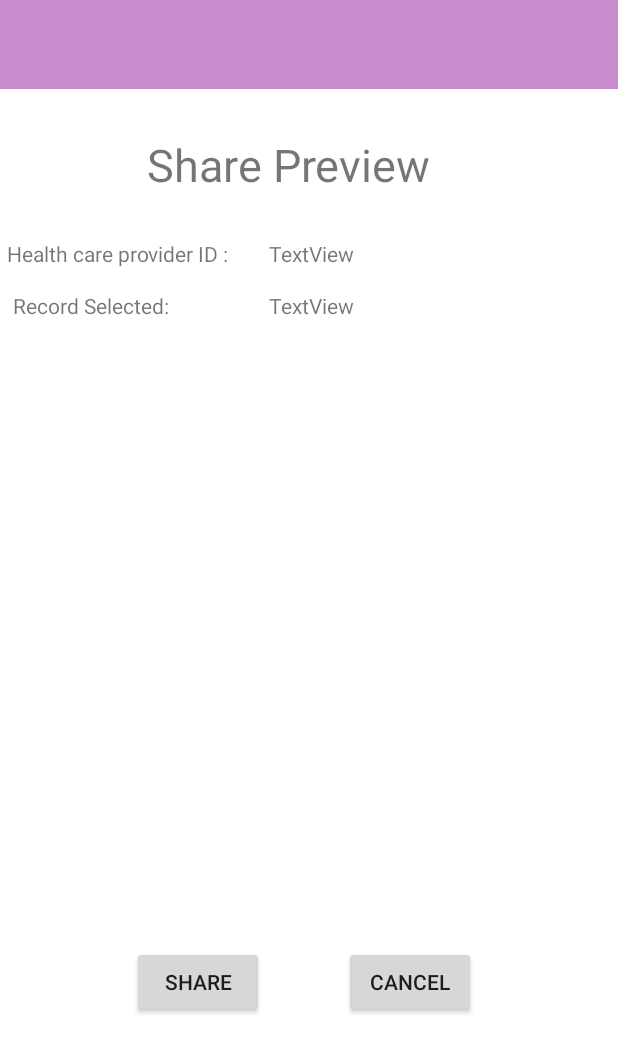
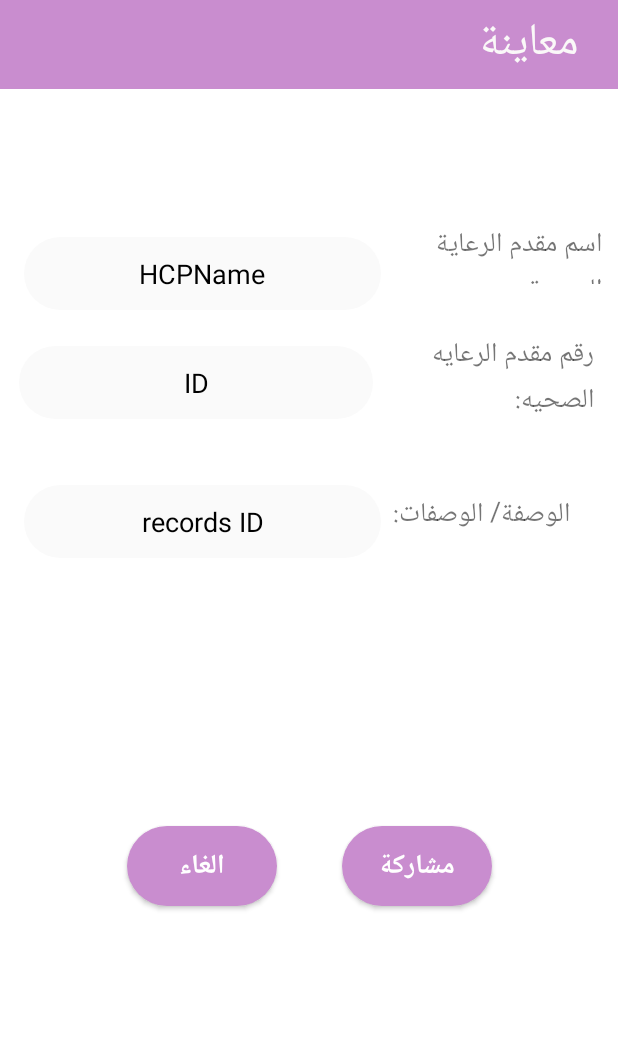
Before and after one commit to noufalmedlej/MyHealthBuddy, an Android app: the layout activity_share_record.xml on its own in the app's theme, with its tools: preview values and no code run, on a phone screen of 412 x 824 dp. Shown: the top 1053 px of the screen. Run offline under Robolectric (Android 15) with nearby library versions, the phone set to English and light mode, and no system bars.

Commit message:
add record type to record card view add HCP name to share preview share preview ui+ Arabic

```diff
--- a/app/src/main/java/com/example/myhealthbuddy/ChooseDocToShareWith.java
+++ b/app/src/main/java/com/example/myhealthbuddy/ChooseDocToShareWith.java
@@ -115,7 +115,7 @@ public class ChooseDocToShareWith extends AppCompatActivity {
                             searchHCPInfiQuere
                     ) {
                 @Override
-                protected void populateViewHolder(SearchViweHolder searchViweHolder, HCPsResult module, final int i) {
+                protected void populateViewHolder(SearchViweHolder searchViweHolder, final HCPsResult module, final int i) {
                     searchViweHolder.setName(module.getName());
                     searchViweHolder.setID(module.getID());
                     searchViweHolder.setSpecialty(module.getSpecialty());
@@ -130,6 +130,7 @@ public class ChooseDocToShareWith extends AppCompatActivity {
                             Intent intent = new Intent(ChooseDocToShareWith.this, ShareRecord.class);
                             intent.putExtra("HCPuID", HCPuId);
                             intent.putExtra("HCPID",HCPID);
+                            intent.putExtra("HCPName",module.getName());
                             ArrayList<item_record>  CkList=(ArrayList<item_record> ) getIntent().getExtras().get("list");
                             intent.putExtra("list",CkList);
                             startActivity(intent);
--- a/app/src/main/res/layout/activity_share_record.xml
+++ b/app/src/main/res/layout/activity_share_record.xml
@@ -9,98 +9,163 @@
 
 
     <include
-        android:id="@+id/viewHiveToolBar"
+        android:id="@+id/PreviewToolBar"
         layout="@layout/toolbar"
         android:layout_width="412dp"
         android:layout_height="59dp"
         app:layout_constraintEnd_toEndOf="parent"
+        app:layout_constraintHorizontal_bias="1.0"
         app:layout_constraintStart_toStartOf="parent"
         app:layout_constraintTop_toTopOf="parent" />
 
 
+    <TextView
+        android:id="@+id/hcpnameText"
+        android:layout_width="126dp"
+        android:layout_height="41dp"
+        android:layout_marginTop="148dp"
+        android:gravity="right"
+        android:text="اسم مقدم الرعاية الصحية: "
+        android:textSize="18sp"
+        app:layout_constraintEnd_toEndOf="parent"
+        app:layout_constraintHorizontal_bias="0.659"
+        app:layout_constraintStart_toEndOf="@+id/hcpName"
+        app:layout_constraintTop_toTopOf="parent" />
+
+    <TextView
+        android:id="@+id/hcpName"
+        android:layout_width="238dp"
+        android:layout_height="wrap_content"
+        android:layout_marginStart="16dp"
+        android:layout_marginLeft="16dp"
+        android:layout_marginTop="96dp"
+        android:background="@drawable/login_style"
+        android:ems="10"
+        android:focusable="false"
+        android:gravity="center|top"
+        android:inputType="none"
+        android:text="HCPName"
+        android:textColor="@android:color/black"
+        android:textSize="18sp"
+        app:layout_constraintBottom_toTopOf="@+id/HCPID"
+        app:layout_constraintStart_toStartOf="parent"
+        app:layout_constraintTop_toBottomOf="@+id/textView19"
+        app:layout_constraintVertical_bias="0.212" />
 
     <TextView
         android:id="@+id/HCPText"
-        android:layout_width="wrap_content"
-        android:layout_height="wrap_content"
-        android:layout_marginTop="100dp"
-        android:text="Health care provider ID :"
-        app:layout_constraintEnd_toStartOf="@+id/HCPID"
-        app:layout_constraintHorizontal_bias="0.153"
-        app:layout_constraintStart_toStartOf="parent"
-        app:layout_constraintTop_toBottomOf="@+id/viewHiveToolBar" />
+        android:layout_width="123dp"
+        android:layout_height="66dp"
+        android:layout_marginTop="32dp"
+        android:layout_marginEnd="16dp"
+        android:layout_marginRight="16dp"
+        android:text="رقم مقدم الرعايه الصحيه:  "
+        android:textSize="18sp"
+        app:layout_constraintEnd_toEndOf="parent"
+        app:layout_constraintTop_toBottomOf="@+id/hcpnameText" />
 
     <Button
         android:id="@+id/sharebtn"
-        android:layout_width="wrap_content"
-        android:layout_height="wrap_content"
-        android:layout_marginStart="88dp"
-        android:layout_marginLeft="88dp"
-        android:layout_marginBottom="145dp"
-        android:text="Share"
+        android:layout_width="100dp"
+        android:layout_height="53dp"
+        android:layout_marginEnd="84dp"
+        android:layout_marginRight="84dp"
+        android:layout_marginBottom="220dp"
+        android:background="@drawable/login_btn"
+        android:text="مشاركة"
+        android:textAllCaps="true"
+        android:textColor="#ffffff"
+        android:textSize="18dp"
+        android:textStyle="bold"
         app:layout_constraintBottom_toBottomOf="parent"
-        app:layout_constraintStart_toStartOf="parent" />
-
-    <TextView
-        android:id="@+id/HCPID"
-        android:layout_width="wrap_content"
-        android:layout_height="wrap_content"
-        android:layout_marginTop="100dp"
-        android:layout_marginEnd="176dp"
-        android:layout_marginRight="176dp"
-        android:text="TextView"
-        app:layout_constraintEnd_toEndOf="parent"
-        app:layout_constraintTop_toBottomOf="@+id/viewHiveToolBar" />
+        app:layout_constraintEnd_toEndOf="parent" />
 
     <TextView
         android:id="@+id/RecordsIDText"
         android:layout_width="wrap_content"
         android:layout_height="wrap_content"
-        android:layout_marginStart="6dp"
-        android:layout_marginLeft="6dp"
-        android:layout_marginTop="15dp"
-        android:layout_marginEnd="64dp"
-        android:layout_marginRight="64dp"
-        android:text="Record Selected:"
-        app:layout_constraintEnd_toStartOf="@+id/RecordsID"
-        app:layout_constraintStart_toStartOf="parent"
-        app:layout_constraintTop_toBottomOf="@+id/HCPText" />
+        android:layout_marginTop="328dp"
+        android:layout_marginEnd="24dp"
+        android:layout_marginRight="24dp"
+        android:gravity="right"
+        android:text="الوصفة/ الوصفات:"
+        android:textSize="18sp"
+        app:layout_constraintEnd_toEndOf="parent"
+        app:layout_constraintStart_toEndOf="@+id/RecordsID"
+        app:layout_constraintTop_toTopOf="parent" />
 
     <TextView
         android:id="@+id/RecordsID"
-        android:layout_width="wrap_content"
+        android:layout_width="238dp"
         android:layout_height="wrap_content"
-        android:layout_marginTop="15dp"
-        android:layout_marginEnd="176dp"
-        android:layout_marginRight="176dp"
-        android:text="TextView"
-        app:layout_constraintEnd_toEndOf="parent"
-        app:layout_constraintTop_toBottomOf="@+id/HCPID" />
+        android:layout_marginStart="16dp"
+        android:layout_marginLeft="16dp"
+        android:layout_marginTop="268dp"
+        android:background="@drawable/login_style"
+        android:ems="10"
+        android:focusable="false"
+        android:gravity="center|top"
+        android:inputType="none"
+        android:text="records ID"
+        android:textColor="@android:color/black"
+        android:textSize="18sp"
+        app:layout_constraintStart_toStartOf="parent"
+        app:layout_constraintTop_toBottomOf="@+id/textView19" />
 
     <TextView
         android:id="@+id/textView19"
         android:layout_width="wrap_content"
         android:layout_height="wrap_content"
-        android:layout_marginStart="98dp"
-        android:layout_marginLeft="98dp"
-        android:layout_marginTop="30dp"
-        android:layout_marginEnd="125dp"
-        android:layout_marginRight="125dp"
-        android:text="Share Preview"
+        android:layout_marginStart="108dp"
+        android:layout_marginLeft="108dp"
+        android:layout_marginTop="4dp"
+        android:text="معاينة "
+        android:textColor="#FAF8F8"
         android:textSize="30sp"
         app:layout_constraintEnd_toEndOf="parent"
+        app:layout_constraintHorizontal_bias="0.886"
         app:layout_constraintStart_toStartOf="parent"
-        app:layout_constraintTop_toBottomOf="@+id/viewHiveToolBar" />
+        app:layout_constraintTop_toTopOf="parent" />
+
+    <TextView
+        android:id="@+id/HCPID"
+        android:layout_width="236dp"
+        android:layout_height="wrap_content"
+        android:layout_marginEnd="24dp"
+        android:layout_marginRight="24dp"
+        android:layout_marginBottom="44dp"
+        android:background="@drawable/login_style"
+        android:ems="10"
+        android:focusable="false"
+        android:gravity="center"
+        android:inputType="none"
+        android:text="ID"
+        android:textColor="@android:color/black"
+        android:textSize="18sp"
+        app:layout_constraintBottom_toTopOf="@+id/RecordsID"
+        app:layout_constraintEnd_toStartOf="@+id/HCPText"
+        app:layout_constraintHorizontal_bias="1.0"
+        app:layout_constraintStart_toStartOf="parent" />
 
     <Button
         android:id="@+id/CancelShare"
-        android:layout_width="wrap_content"
-        android:layout_height="wrap_content"
-        android:layout_marginBottom="145dp"
-        android:text="Cancel"
+        android:layout_width="100dp"
+        android:layout_height="53dp"
+        android:layout_marginStart="84dp"
+        android:layout_marginLeft="84dp"
+        android:layout_marginEnd="43dp"
+        android:layout_marginRight="43dp"
+        android:layout_marginBottom="220dp"
+        android:background="@drawable/login_btn"
+        android:text="الغاء"
+        android:textAllCaps="true"
+        android:textColor="#ffffff"
+        android:textSize="18dp"
+        android:textStyle="bold"
         app:layout_constraintBottom_toBottomOf="parent"
-        app:layout_constraintEnd_toEndOf="parent"
-        app:layout_constraintHorizontal_bias="0.36"
-        app:layout_constraintStart_toEndOf="@+id/sharebtn" />
+        app:layout_constraintEnd_toStartOf="@+id/sharebtn"
+        app:layout_constraintStart_toStartOf="parent" />
+
+
 
 </androidx.constraintlayout.widget.ConstraintLayout>
```
Also changed, not shown: app/src/main/java/com/example/myhealthbuddy/RecordAdapter.java (+18 -0 lines), app/src/main/java/com/example/myhealthbuddy/ShareRecord.java (+12 -6 lines), app/src/main/java/com/example/myhealthbuddy/ViewRecordtoShare.java (+1 -85 lines), app/src/main/java/com/example/myhealthbuddy/item_record.java (+11 -1 lines), app/src/main/res/layout/record_item.xml (+106 -64 lines).
